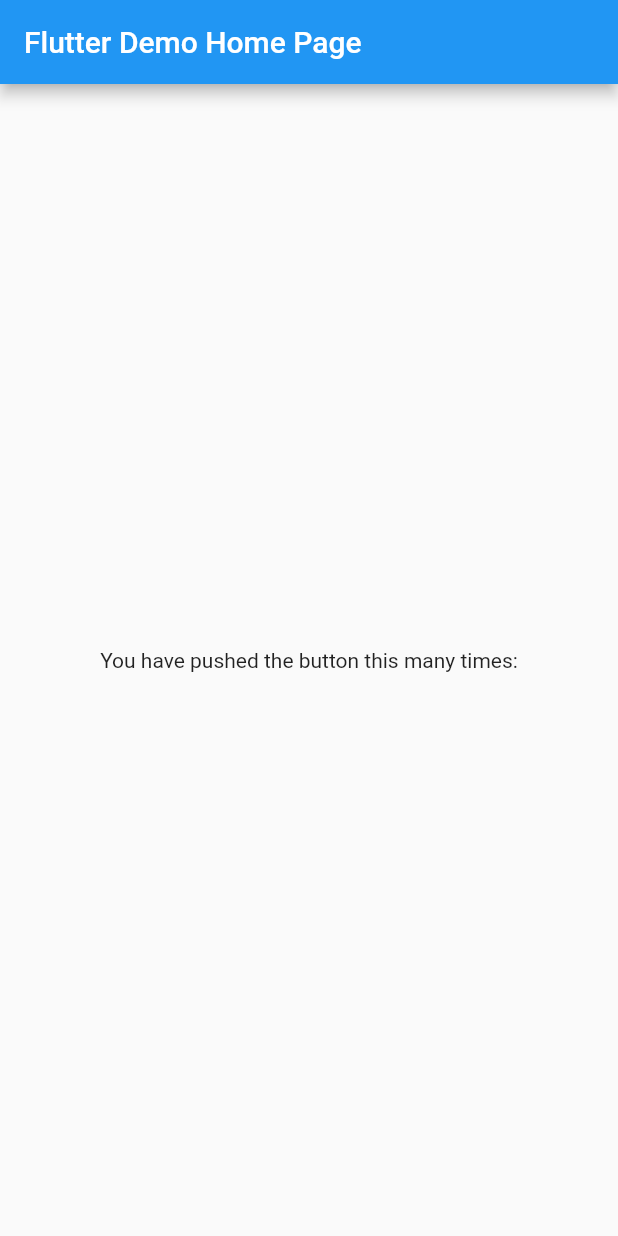
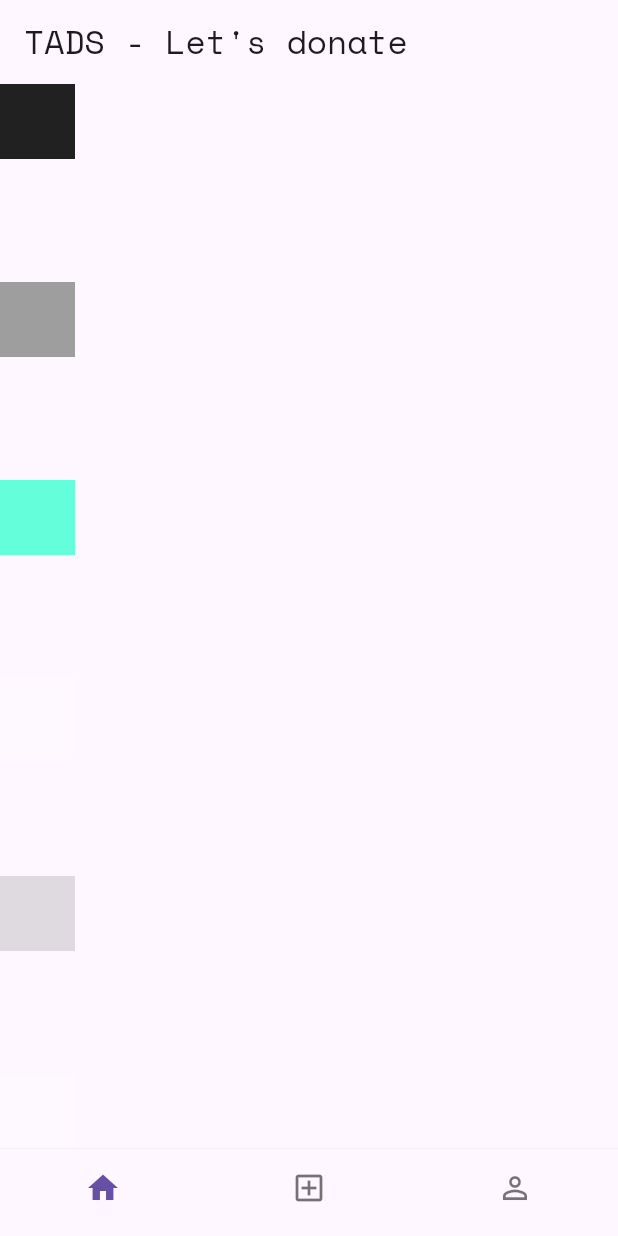
Before and after one commit to TADS-Community/TADS-mobile, a Flutter app: the screen it shows after launch, on a phone screen of 412 x 824 dp. Run offline on Flutter 3.47's test engine with Material 2 defaults, Android fonts, the phone set to English and light mode, and no system bars; our stand-ins replace google_fonts.

Commit message:
project architecture is being structured.

```diff
--- a/lib/main.dart
+++ b/lib/main.dart
@@ -1,51 +1,6 @@
 import 'package:flutter/material.dart';
+import 'package:tads_app/src/presentation/pages/app/tads_app.dart';
 
 void main() {
-  runApp(const MyApp());
+  runApp(const TadsApp());
 }
-
-class MyApp extends StatelessWidget {
-  const MyApp({super.key});
-
-  @override
-  Widget build(BuildContext context) {
-    return MaterialApp(
-      title: 'TADS',
-      theme: ThemeData(
-        primarySwatch: Colors.blue,
-      ),
-      home: const MyHomePage(title: 'Flutter Demo Home Page'),
-    );
-  }
-}
-
-class MyHomePage extends StatefulWidget {
-  const MyHomePage({super.key, required this.title});
-
-  final String title;
-
-  @override
-  State<MyHomePage> createState() => _MyHomePageState();
-}
-
-class _MyHomePageState extends State<MyHomePage> {
-
-  @override
-  Widget build(BuildContext context) {
-    return Scaffold(
-      appBar: AppBar(
-        title: Text(widget.title),
-      ),
-      body: Center(
-        child: Column(
-          mainAxisAlignment: MainAxisAlignment.center,
-          children: <Widget>[
-            const Text(
-              'You have pushed the button this many times:',
-            ),
-          ],
-        ),
-      ),
-    );
-  }
-}
--- /dev/null
+++ b/lib/src/core/theme/app_colors.dart
@@ -0,0 +1,19 @@
+import 'dart:ui';
+
+import 'package:flutter/material.dart';
+
+class AppColors {
+  AppColors._();
+
+  static const white = _white;
+  static const blue = _blue;
+  static const appBarColor = _greyX;
+  static const scaffoldBackground = _grey850;
+  static const teal = _tealAccent200;
+
+  static const _white = Color(0xffffffff);
+  static const _blue = Color(0xff217DFF);
+  static const _grey850 = Color(0xFF303030);
+  static const _greyX = Color(0x1FFFFFFF);
+  static const _tealAccent200 = Color(0xFF64FFDA);
+}
--- /dev/null
+++ b/lib/src/core/theme/app_theme.dart
@@ -0,0 +1,29 @@
+import 'package:flutter/cupertino.dart';
+import 'package:flutter/material.dart';
+import 'package:google_fonts/google_fonts.dart';
+import 'package:tads_app/src/core/theme/app_colors.dart';
+
+class AppTheme {
+  AppTheme._();
+
+  static final ThemeData light = ThemeData(
+    useMaterial3: true,
+    brightness: Brightness.light,
+    textTheme: GoogleFonts.spaceMonoTextTheme(),
+    bottomNavigationBarTheme: const BottomNavigationBarThemeData(elevation: 2),
+    cupertinoOverrideTheme:
+        const CupertinoThemeData(brightness: Brightness.light),
+  );
+
+  static final ThemeData dark = ThemeData(
+    useMaterial3: true,
+    brightness: Brightness.dark,
+    textTheme: GoogleFonts.spaceMonoTextTheme(),
+    bottomNavigationBarTheme: const BottomNavigationBarThemeData(
+      elevation: 2,
+      backgroundColor: AppColors.appBarColor,
+    ),
+    cupertinoOverrideTheme:
+        const CupertinoThemeData(brightness: Brightness.dark),
+  );
+}
--- /dev/null
+++ b/lib/src/presentation/pages/app/tads_app.dart
@@ -0,0 +1,18 @@
+import 'package:flutter/material.dart';
+import 'package:tads_app/src/core/theme/app_theme.dart';
+import 'package:tads_app/src/presentation/pages/home/home_page.dart';
+
+class TadsApp extends StatelessWidget {
+  const TadsApp({Key? key}) : super(key: key);
+
+  @override
+  Widget build(BuildContext context) {
+    return MaterialApp(
+      theme: AppTheme.light,
+      darkTheme: AppTheme.dark,
+      themeMode: ThemeMode.system,
+      debugShowCheckedModeBanner: false,
+      home: const HomePage(),
+    );
+  }
+}
--- /dev/null
+++ b/lib/src/presentation/pages/home/home_page.dart
@@ -0,0 +1,50 @@
+import 'package:flutter/material.dart';
+import 'package:tads_app/src/presentation/pages/main_tabs/create/create_tab.dart';
+import 'package:tads_app/src/presentation/pages/main_tabs/main/main_tab.dart';
+import 'package:tads_app/src/presentation/pages/main_tabs/profile/profile_tab.dart';
+
+class HomePage extends StatelessWidget {
+  const HomePage({Key? key}) : super(key: key);
+
+  @override
+  Widget build(BuildContext context) {
+    return Scaffold(
+      appBar: AppBar(
+        title: const Text("TADS - Let's donate"),
+      ),
+      body: AnimatedSwitcher(
+        duration: const Duration(milliseconds: 140),
+        child: IndexedStack(
+          index: 0,
+          children: const [
+            MainTab(),
+            CreateTab(),
+            ProfileTab(),
+          ],
+        ),
+      ),
+      bottomNavigationBar: BottomNavigationBar(
+        showSelectedLabels: false,
+        showUnselectedLabels: false,
+        onTap: (index) {},
+        items: const [
+          BottomNavigationBarItem(
+            label: 'Main',
+            icon: Icon(Icons.home_outlined),
+            activeIcon: Icon(Icons.home),
+          ),
+          BottomNavigationBarItem(
+            label: 'Create',
+            icon: Icon(Icons.add_box_outlined),
+            activeIcon: Icon(Icons.add_box),
+          ),
+          BottomNavigationBarItem(
+            label: 'Profile',
+            icon: Icon(Icons.person_outline),
+            activeIcon: Icon(Icons.add_box),
+          ),
+        ],
+      ),
+    );
+  }
+}
--- /dev/null
+++ b/lib/src/presentation/pages/main_tabs/create/create_tab.dart
@@ -0,0 +1,10 @@
+import 'package:flutter/material.dart';
+
+class CreateTab extends StatelessWidget {
+  const CreateTab({Key? key}) : super(key: key);
+
+  @override
+  Widget build(BuildContext context) {
+    return Container();
+  }
+}
--- /dev/null
+++ b/lib/src/presentation/pages/main_tabs/main/main_tab.dart
@@ -0,0 +1,44 @@
+import 'package:flutter/material.dart';
+
+class MainTab extends StatelessWidget {
+  const MainTab({Key? key}) : super(key: key);
+
+  @override
+  Widget build(BuildContext context) {
+    return Column(
+      mainAxisAlignment: MainAxisAlignment.spaceBetween,
+      children: [
+        Container(
+          width: 50,
+          height: 50,
+          color: Colors.grey[900],
+        ),
+        Container(
+          width: 50,
+          height: 50,
+          color: Colors.grey[500],
+        ),
+        Container(
+          width: 50,
+          height: 50,
+          color: Colors.tealAccent[200],
+        ),
+        Container(
+          width: 50,
+          height: 50,
+          color: Color(0x1FFFFFFF),
+        ),
+        Container(
+          width: 50,
+          height: 50,
+          color: Color(0x1F000000),
+        ),
+        Container(
+          width: 50,
+          height: 50,
+          color: Color(0x1FFFFFFF),
+        ),
+      ],
+    );
+  }
+}
--- /dev/null
+++ b/lib/src/presentation/pages/main_tabs/profile/profile_tab.dart
@@ -0,0 +1,12 @@
+import 'package:flutter/material.dart';
+
+class ProfileTab extends StatelessWidget {
+  const ProfileTab({Key? key}) : super(key: key);
+
+  @override
+  Widget build(BuildContext context) {
+    return Container(
+
+    );
+  }
+}
```
Also changed, not shown: pubspec.yaml (+2 -71 lines), pubspec.lock, 2 other files.
